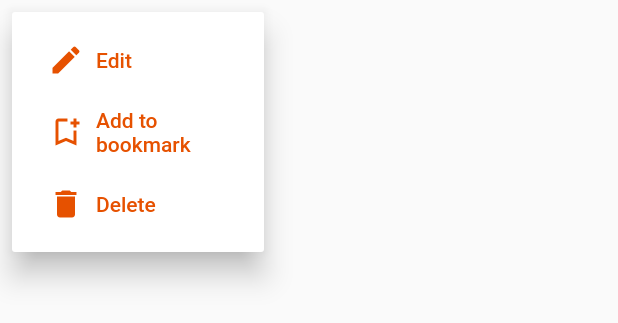
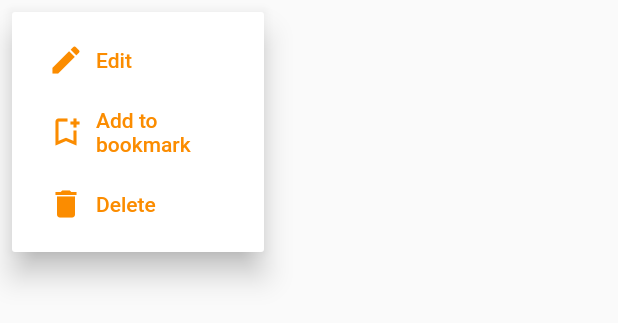
Before and after one commit to ninad-moree/TodoApp, a Flutter app: the PopUpMenu widget shown alone on an empty page, opened directly with empty values, after a tap on the "more vert" icon, on a phone screen of 412 x 824 dp. Shown: the top 323 px of the screen. Run offline on Flutter 3.47's test engine with Material 2 defaults, Android fonts, the phone set to English and light mode, and no system bars; our stand-ins replace equatable, firebase_auth, firebase_core, flutter_bloc, hydrated_bloc; accounts and stored records are empty; network calls fail.

Commit message:
UI Fixed

```diff
--- a/lib/features/login_logout/widgets/button_widget.dart
+++ b/lib/features/login_logout/widgets/button_widget.dart
@@ -30,6 +30,7 @@ class ButtonWidget extends StatelessWidget {
             disabledForegroundColor: Colors.transparent,
             disabledBackgroundColor: Colors.transparent,
             shadowColor: Colors.transparent,
+            elevation: 4,
           ),
           onPressed: onPress,
           child: Padding(
--- a/lib/widgets/pop_up_menu.dart
+++ b/lib/widgets/pop_up_menu.dart
@@ -21,6 +21,10 @@ class PopUpMenu extends StatelessWidget {
   @override
   Widget build(BuildContext context) {
     return PopupMenuButton(
+      icon: const Icon(
+        Icons.more_vert,
+        color: Colors.orange,
+      ),
       itemBuilder: (context) {
         if (task.isDeleted == false) {
           return [
@@ -28,10 +32,10 @@ class PopUpMenu extends StatelessWidget {
               onTap: null,
               child: TextButton.icon(
                 onPressed: editTaskCallback,
-                icon: Icon(Icons.edit, color: Colors.orange[900]),
+                icon: Icon(Icons.edit, color: Colors.orange[600]),
                 label: Text(
                   'Edit',
-                  style: TextStyle(color: Colors.orange[900]),
+                  style: TextStyle(color: Colors.orange[600]),
                 ),
               ),
             ),
@@ -41,16 +45,16 @@ class PopUpMenu extends StatelessWidget {
                 onPressed: null,
                 icon: task.isFavorite == false
                     ? Icon(Icons.bookmark_add_outlined,
-                        color: Colors.orange[900])
-                    : Icon(Icons.bookmark_remove, color: Colors.orange[900]),
+                        color: Colors.orange[600])
+                    : Icon(Icons.bookmark_remove, color: Colors.orange[600]),
                 label: task.isFavorite == false
                     ? Text(
                         'Add to \nbookmark',
-                        style: TextStyle(color: Colors.orange[900]),
+                        style: TextStyle(color: Colors.orange[600]),
                       )
                     : Text(
                         'Remove from \nbookmark',
-                        style: TextStyle(color: Colors.orange[900]),
+                        style: TextStyle(color: Colors.orange[600]),
                       ),
               ),
             ),
@@ -60,11 +64,11 @@ class PopUpMenu extends StatelessWidget {
                 onPressed: null,
                 icon: Icon(
                   Icons.delete,
-                  color: Colors.orange[900],
+                  color: Colors.orange[600],
                 ),
                 label: Text(
                   'Delete',
-                  style: TextStyle(color: Colors.orange[900]),
+                  style: TextStyle(color: Colors.orange[600]),
                 ),
               ),
             ),
@@ -77,11 +81,11 @@ class PopUpMenu extends StatelessWidget {
                 onPressed: null,
                 icon: Icon(
                   Icons.restore_from_trash,
-                  color: Colors.orange[900],
+                  color: Colors.orange[600],
                 ),
                 label: Text(
                   'Restore',
-                  style: TextStyle(color: Colors.orange[900]),
+                  style: TextStyle(color: Colors.orange[600]),
                 ),
               ),
             ),
@@ -91,11 +95,11 @@ class PopUpMenu extends StatelessWidget {
                 onPressed: null,
                 icon: Icon(
                   Icons.delete_forever,
-                  color: Colors.orange[900],
+                  color: Colors.orange[600],
                 ),
                 label: Text(
                   'Delete Forever',
-                  style: TextStyle(color: Colors.orange[900]),
+                  style: TextStyle(color: Colors.orange[600]),
                 ),
               ),
             ),
```
Also changed, not shown: lib/widgets/task_tile.dart (+29 -5 lines), lib/widgets/tasks_list.dart (+0 -9 lines).
